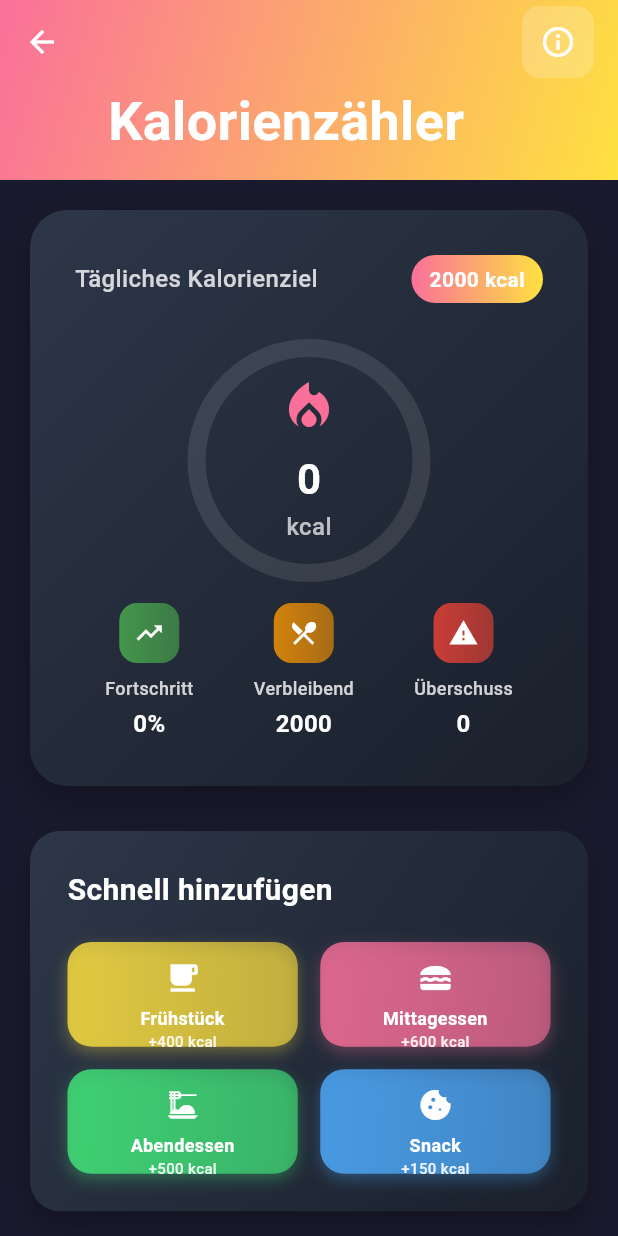
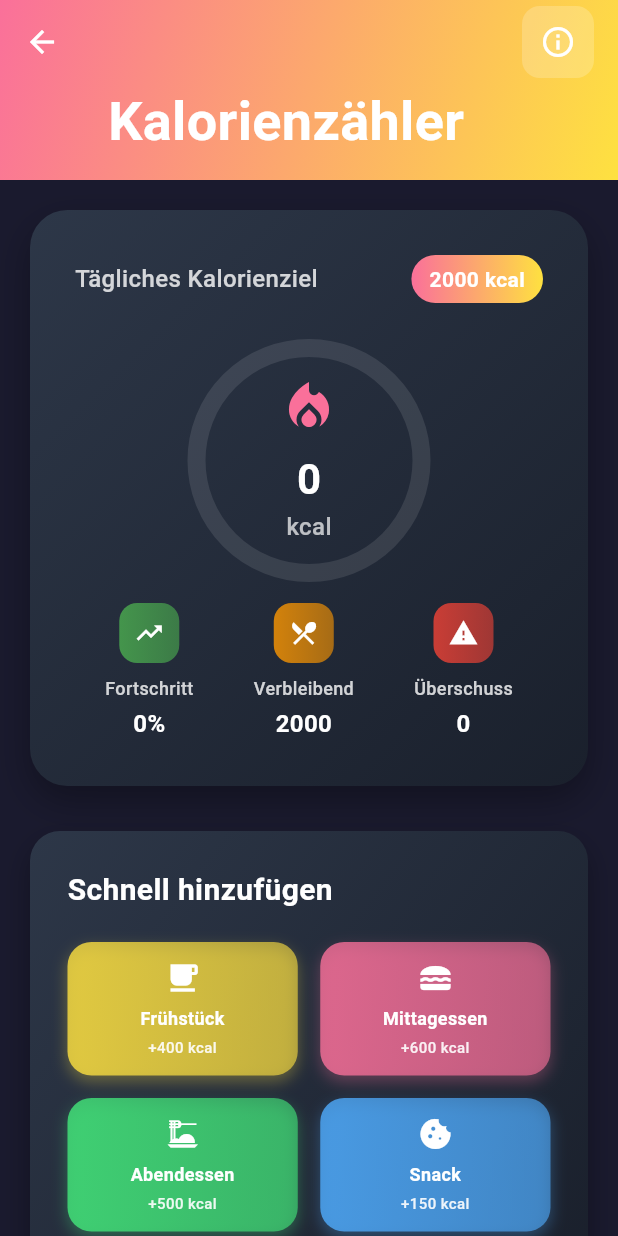
Before and after one commit to Manuela0104/Lebenshygiene_anwendung, a Flutter app: the CalorieCounterScreen screen opened directly, on a phone screen of 412 x 824 dp. Run offline on Flutter 3.47's test engine with Material 3 defaults, Android fonts, the phone set to English and light mode, and no system bars; our stand-ins replace cloud_firestore, firebase_auth, firebase_core, firebase_storage, fl_chart, google_fonts and 4 more; accounts and stored records are empty.

Commit message:
stand aktuel

```diff
--- a/lib/screens/calorie_counter_screen.dart
+++ b/lib/screens/calorie_counter_screen.dart
@@ -476,30 +476,50 @@ class _CalorieCounterScreenState extends State<CalorieCounterScreen> with Ticker
             ),
           ),
           SizedBox(height: isTablet ? 25 : 20),
-          GridView.count(
-            shrinkWrap: true,
-            physics: const NeverScrollableScrollPhysics(),
-            crossAxisCount: isTablet ? 4 : 2,
-            crossAxisSpacing: 15,
-            mainAxisSpacing: 15,
-            childAspectRatio: isTablet ? 1.8 : 2.2,
+          LayoutBuilder(
+            builder: (context, constraints) {
+              final isSmallScreen = constraints.maxHeight < 600;
+              final isVerySmallScreen = constraints.maxHeight < 500;
+
+              return Column(
                 children: [
-              _buildQuickAddButton('Frühstück', 400, Icons.free_breakfast, const Color(0xFFfee140), isTablet),
-              _buildQuickAddButton('Mittagessen', 600, Icons.lunch_dining, const Color(0xFFfa709a), isTablet),
-              _buildQuickAddButton('Abendessen', 500, Icons.dinner_dining, const Color(0xFF43e97b), isTablet),
-              _buildQuickAddButton('Snack', 150, Icons.cookie, const Color(0xFF4facfe), isTablet),
+                  Row(
+                    children: [
+                      Expanded(
+                        child: _buildQuickAddButton('Frühstück', 400, Icons.free_breakfast, const Color(0xFFfee140), isTablet, isSmallScreen, isVerySmallScreen),
+                      ),
+                      SizedBox(width: isSmallScreen ? 10 : 15),
+                      Expanded(
+                        child: _buildQuickAddButton('Mittagessen', 600, Icons.lunch_dining, const Color(0xFFfa709a), isTablet, isSmallScreen, isVerySmallScreen),
+                      ),
                     ],
+                  ),
+                  SizedBox(height: isSmallScreen ? 10 : 15),
+                  Row(
+                    children: [
+                      Expanded(
+                        child: _buildQuickAddButton('Abendessen', 500, Icons.dinner_dining, const Color(0xFF43e97b), isTablet, isSmallScreen, isVerySmallScreen),
+                      ),
+                      SizedBox(width: isSmallScreen ? 10 : 15),
+                      Expanded(
+                        child: _buildQuickAddButton('Snack', 150, Icons.cookie, const Color(0xFF4facfe), isTablet, isSmallScreen, isVerySmallScreen),
+                      ),
+                    ],
+                  ),
+                ],
+              );
+            },
           ),
         ],
       ),
     );
   }
 
-  Widget _buildQuickAddButton(String label, int calories, IconData icon, Color color, bool isTablet) {
+  Widget _buildQuickAddButton(String label, int calories, IconData icon, Color color, bool isTablet, bool isSmallScreen, bool isVerySmallScreen) {
     return GestureDetector(
       onTap: () => _addCalories(calories),
       child: Container(
-        padding: EdgeInsets.all(isTablet ? 16 : 12),
+        padding: EdgeInsets.all(isTablet ? 16 : (isVerySmallScreen ? 6 : (isSmallScreen ? 8 : 12))),
         decoration: BoxDecoration(
           gradient: LinearGradient(
             colors: [color.withOpacity(0.8), color.withOpacity(0.6)],
@@ -513,29 +533,42 @@ class _CalorieCounterScreenState extends State<CalorieCounterScreen> with Ticker
             ),
           ],
         ),
+        child: IntrinsicHeight(
           child: Column(
             mainAxisAlignment: MainAxisAlignment.center,
+            mainAxisSize: MainAxisSize.min,
             children: [
-            Icon(icon, color: Colors.white, size: isTablet ? 28 : 24),
-            SizedBox(height: isTablet ? 8 : 6),
+              Icon(
+                icon,
+                color: Colors.white,
+                size: isTablet ? 28 : (isVerySmallScreen ? 16 : (isSmallScreen ? 20 : 24))
+              ),
+              SizedBox(height: isTablet ? 8 : (isVerySmallScreen ? 2 : (isSmallScreen ? 4 : 6))),
               Text(
                 label,
                 style: TextStyle(
                   color: Colors.white,
-                fontSize: isTablet ? 14 : 12,
+                  fontSize: isTablet ? 14 : (isVerySmallScreen ? 8 : (isSmallScreen ? 10 : 12)),
                   fontWeight: FontWeight.w600,
                 ),
                 textAlign: TextAlign.center,
+                maxLines: 1,
+                overflow: TextOverflow.ellipsis,
               ),
+              SizedBox(height: isTablet ? 4 : (isVerySmallScreen ? 1 : (isSmallScreen ? 2 : 4))),
               Text(
                 '+$calories kcal',
                 style: TextStyle(
                   color: Colors.white.withOpacity(0.9),
-                fontSize: isTablet ? 12 : 10,
+                  fontSize: isTablet ? 12 : (isVerySmallScreen ? 7 : (isSmallScreen ? 8 : 10)),
                   fontWeight: FontWeight.w500,
                 ),
+                textAlign: TextAlign.center,
+                maxLines: 1,
+                overflow: TextOverflow.ellipsis,
               ),
             ],
+          ),
         ),
       ),
     );
```
Also changed, not shown: lib/screens/dashboard_screen.dart (+20 -10 lines), lib/screens/goal_selection_screen.dart (+19 -14 lines), lib/screens/profile_screen.dart (+24 -11 lines). Lines whose indentation alone changed are shown as unchanged.
